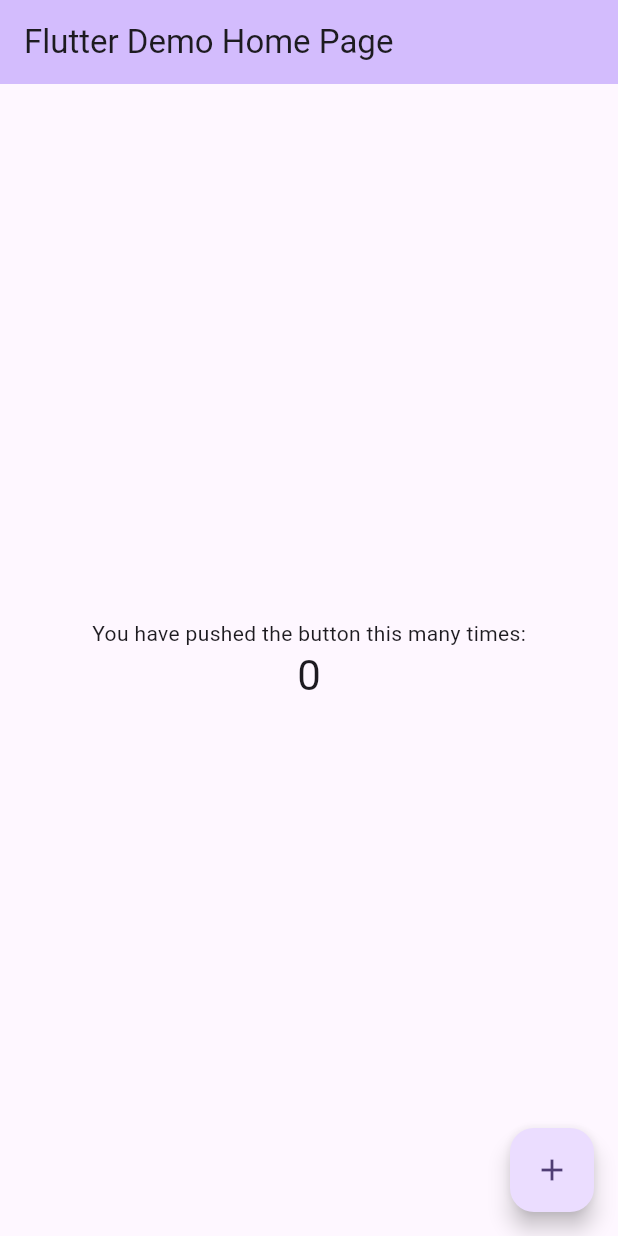
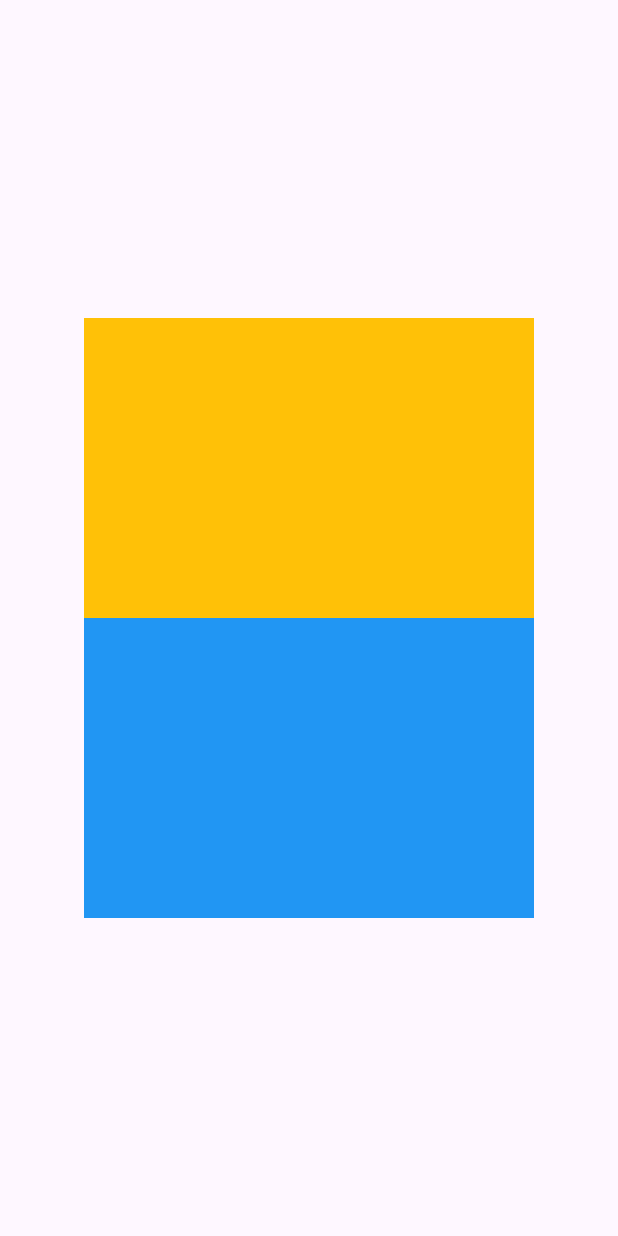
Before and after one commit to STUDULER/studuler_frontend, a Flutter app: the screen it shows after launch, on a phone screen of 412 x 824 dp. Run offline on Flutter 3.47's test engine with Material 3 defaults, Android fonts, the phone set to English and light mode, and no system bars.

Commit message:
Feat: 더미 로그인 페이지

```diff
--- /dev/null
+++ b/lib/common/page/login_page.dart
@@ -0,0 +1,36 @@
+import 'package:flutter/material.dart';
+
+class LoginPage extends StatelessWidget {
+  const LoginPage({super.key});
+
+  @override
+  Widget build(BuildContext context) {
+    return Scaffold(
+      body: Center(
+        child: Column(
+          mainAxisAlignment: MainAxisAlignment.center,
+          children: [
+            GestureDetector(
+              onTap: () {
+                print("asd");
+              },
+              child: Container(
+                color: Colors.amber,
+                width: 300,
+                height: 200,
+              ),
+            ),
+            GestureDetector(
+              onTap: () {},
+              child: Container(
+                color: Colors.blue,
+                width: 300,
+                height: 200,
+              ),
+            ),
+          ],
+        ),
+      ),
+    );
+  }
+}
--- a/lib/main.dart
+++ b/lib/main.dart
@@ -1,4 +1,6 @@
 import 'package:flutter/material.dart';
+
+import 'common/page/login_page.dart';
 
 void main() {
   runApp(const MyApp());
@@ -13,40 +15,17 @@ class MyApp extends StatelessWidget {
     return MaterialApp(
       title: 'Flutter Demo',
       theme: ThemeData(
-        // This is the theme of your application.
-        //
-        // TRY THIS: Try running your application with "flutter run". You'll see
-        // the application has a blue toolbar. Then, without quitting the app,
-        // try changing the seedColor in the colorScheme below to Colors.green
-        // and then invoke "hot reload" (save your changes or press the "hot
-        // reload" button in a Flutter-supported IDE, or press "r" if you used
-        // the command line to start the app).
-        //
-        // Notice that the counter didn't reset back to zero; the application
-        // state is not lost during the reload. To reset the state, use hot
-        // restart instead.
-        //
-        // This works for code too, not just values: Most code changes can be
-        // tested with just a hot reload.
         colorScheme: ColorScheme.fromSeed(seedColor: Colors.deepPurple),
         useMaterial3: true,
       ),
-      home: const MyHomePage(title: 'Flutter Demo Home Page'),
+      // home: const MyHomePage(title: 'Flutter Demo Home Page'),
+      home: const LoginPage(),
     );
   }
 }
 
 class MyHomePage extends StatefulWidget {
   const MyHomePage({super.key, required this.title});
-
-  // This widget is the home page of your application. It is stateful, meaning
-  // that it has a State object (defined below) that contains fields that affect
-  // how it looks.
-
-  // This class is the configuration for the state. It holds the values (in this
-  // case the title) provided by the parent (in this case the App widget) and
-  // used by the build method of the State. Fields in a Widget subclass are
-  // always marked "final".
 
   final String title;
 
@@ -59,50 +38,19 @@ class _MyHomePageState extends State<MyHomePage> {
 
   void _incrementCounter() {
     setState(() {
-      // This call to setState tells the Flutter framework that something has
-      // changed in this State, which causes it to rerun the build method below
-      // so that the display can reflect the updated values. If we changed
-      // _counter without calling setState(), then the build method would not be
-      // called again, and so nothing would appear to happen.
       _counter++;
     });
   }
 
   @override
   Widget build(BuildContext context) {
-    // This method is rerun every time setState is called, for instance as done
-    // by the _incrementCounter method above.
-    //
-    // The Flutter framework has been optimized to make rerunning build methods
-    // fast, so that you can just rebuild anything that needs updating rather
-    // than having to individually change instances of widgets.
     return Scaffold(
       appBar: AppBar(
-        // TRY THIS: Try changing the color here to a specific color (to
-        // Colors.amber, perhaps?) and trigger a hot reload to see the AppBar
-        // change color while the other colors stay the same.
         backgroundColor: Theme.of(context).colorScheme.inversePrimary,
-        // Here we take the value from the MyHomePage object that was created by
-        // the App.build method, and use it to set our appbar title.
         title: Text(widget.title),
       ),
       body: Center(
-        // Center is a layout widget. It takes a single child and positions it
-        // in the middle of the parent.
         child: Column(
-          // Column is also a layout widget. It takes a list of children and
-          // arranges them vertically. By default, it sizes itself to fit its
-          // children horizontally, and tries to be as tall as its parent.
-          //
-          // Column has various properties to control how it sizes itself and
-          // how it positions its children. Here we use mainAxisAlignment to
-          // center the children vertically; the main axis here is the vertical
-          // axis because Columns are vertical (the cross axis would be
-          // horizontal).
-          //
-          // TRY THIS: Invoke "debug painting" (choose the "Toggle Debug Paint"
-          // action in the IDE, or press "p" in the console), to see the
-          // wireframe for each widget.
           mainAxisAlignment: MainAxisAlignment.center,
           children: <Widget>[
             const Text(
```
